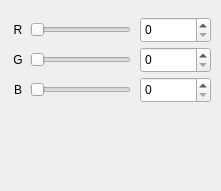
Old version of the form software/src/utils/RGB-select/rgbselect.ui in the repository BitDogLab/BitDogLab-IDE.
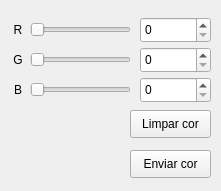
New version of the form.

Commit message: Made RGB selection widget modular with methods for better control.

Diff of the .ui file:
```diff
--- a/software/src/utils/RGB-select/rgbselect.ui
+++ b/software/src/utils/RGB-select/rgbselect.ui
@@ -18,7 +18,7 @@
     <rect>
      <x>10</x>
      <y>110</y>
-     <width>201</width>
+     <width>111</width>
      <height>71</height>
     </rect>
    </property>
@@ -158,6 +158,50 @@
     <set>Qt::AlignCenter</set>
    </property>
   </widget>
+  <widget class="QPushButton" name="clearColorButton">
+   <property name="geometry">
+    <rect>
+     <x>130</x>
+     <y>110</y>
+     <width>81</width>
+     <height>28</height>
+    </rect>
+   </property>
+   <property name="toolTip">
+    <string>Faz a cor selecionada voltar para preto (ou seja, (0, 0, 0))</string>
+   </property>
+   <property name="statusTip">
+    <string/>
+   </property>
+   <property name="whatsThis">
+    <string/>
+   </property>
+   <property name="text">
+    <string>Limpar cor</string>
+   </property>
+  </widget>
+  <widget class="QPushButton" name="sendColorButton">
+   <property name="geometry">
+    <rect>
+     <x>130</x>
+     <y>150</y>
+     <width>81</width>
+     <height>28</height>
+    </rect>
+   </property>
+   <property name="toolTip">
+    <string>Faz a cor selecionada voltar para preto (ou seja, (0, 0, 0))</string>
+   </property>
+   <property name="statusTip">
+    <string/>
+   </property>
+   <property name="whatsThis">
+    <string/>
+   </property>
+   <property name="text">
+    <string>Enviar cor</string>
+   </property>
+  </widget>
  </widget>
  <resources/>
  <connections>
```
The commit also changes 4 other files.
